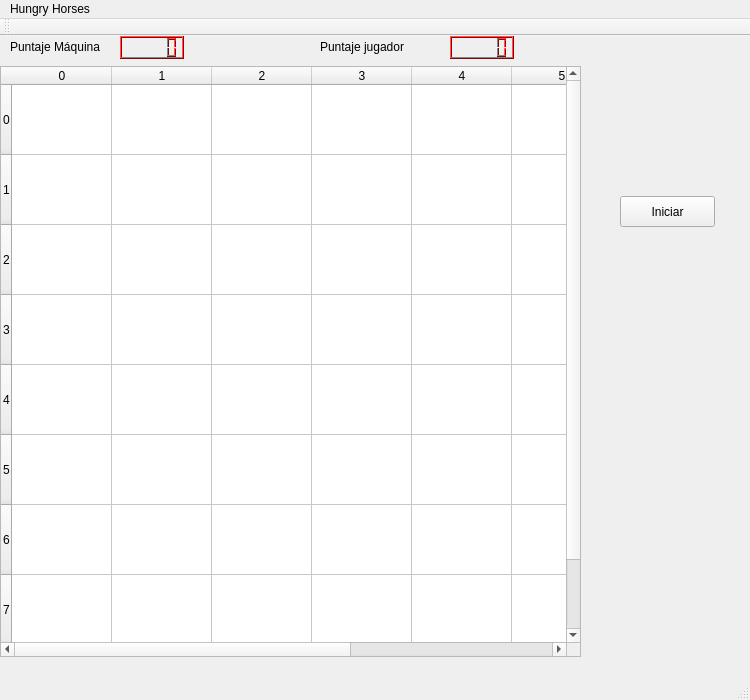
Old version of the form mainwindow.ui in the repository anderojas1/HungryHorses.
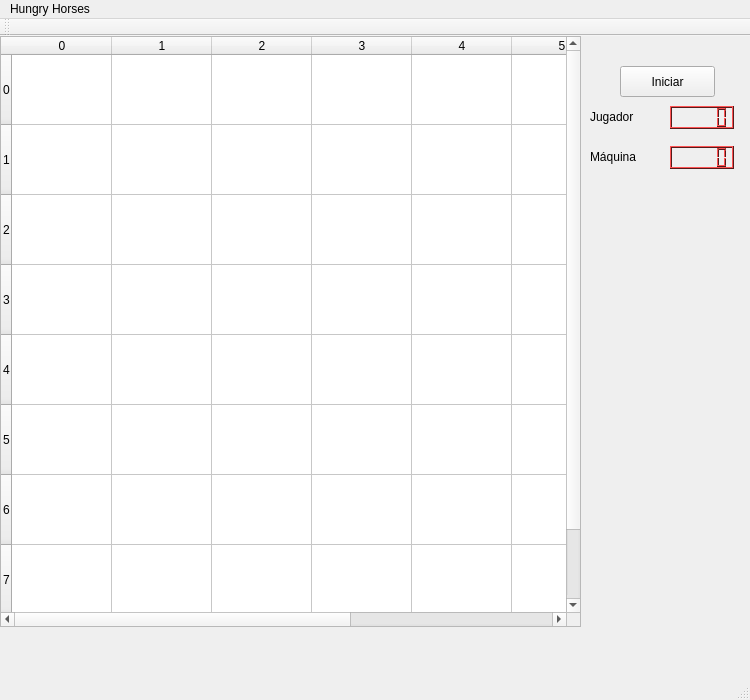
New version of the form.

What changed in the file:
```diff
--- a/mainwindow.ui
+++ b/mainwindow.ui
@@ -29,8 +29,8 @@
    <widget class="QLCDNumber" name="puntajeMaquina">
     <property name="geometry">
      <rect>
-      <x>120</x>
-      <y>0</y>
+      <x>670</x>
+      <y>110</y>
       <width>64</width>
       <height>23</height>
      </rect>
@@ -457,8 +457,8 @@
    <widget class="QLCDNumber" name="puntajeJugador">
     <property name="geometry">
      <rect>
-      <x>450</x>
-      <y>0</y>
+      <x>670</x>
+      <y>70</y>
       <width>64</width>
       <height>23</height>
      </rect>
@@ -882,34 +882,34 @@
    <widget class="QLabel" name="label">
     <property name="geometry">
      <rect>
-      <x>10</x>
-      <y>0</y>
+      <x>590</x>
+      <y>110</y>
       <width>111</width>
       <height>21</height>
      </rect>
     </property>
     <property name="text">
-     <string>Puntaje Máquina</string>
+     <string>Máquina</string>
     </property>
    </widget>
    <widget class="QLabel" name="nickJugador">
     <property name="geometry">
      <rect>
-      <x>320</x>
-      <y>0</y>
+      <x>590</x>
+      <y>70</y>
       <width>111</width>
       <height>21</height>
      </rect>
     </property>
     <property name="text">
-     <string>Puntaje jugador</string>
+     <string>Jugador</string>
     </property>
    </widget>
    <widget class="QTableWidget" name="tableroGraficoJuego">
     <property name="geometry">
      <rect>
       <x>0</x>
-      <y>30</y>
+      <y>0</y>
       <width>581</width>
       <height>591</height>
      </rect>
@@ -1049,7 +1049,7 @@
     <property name="geometry">
      <rect>
       <x>620</x>
-      <y>160</y>
+      <y>30</y>
       <width>95</width>
       <height>31</height>
      </rect>
```
Left out of the diff: 8 changed lines with no effect on the pictures.
